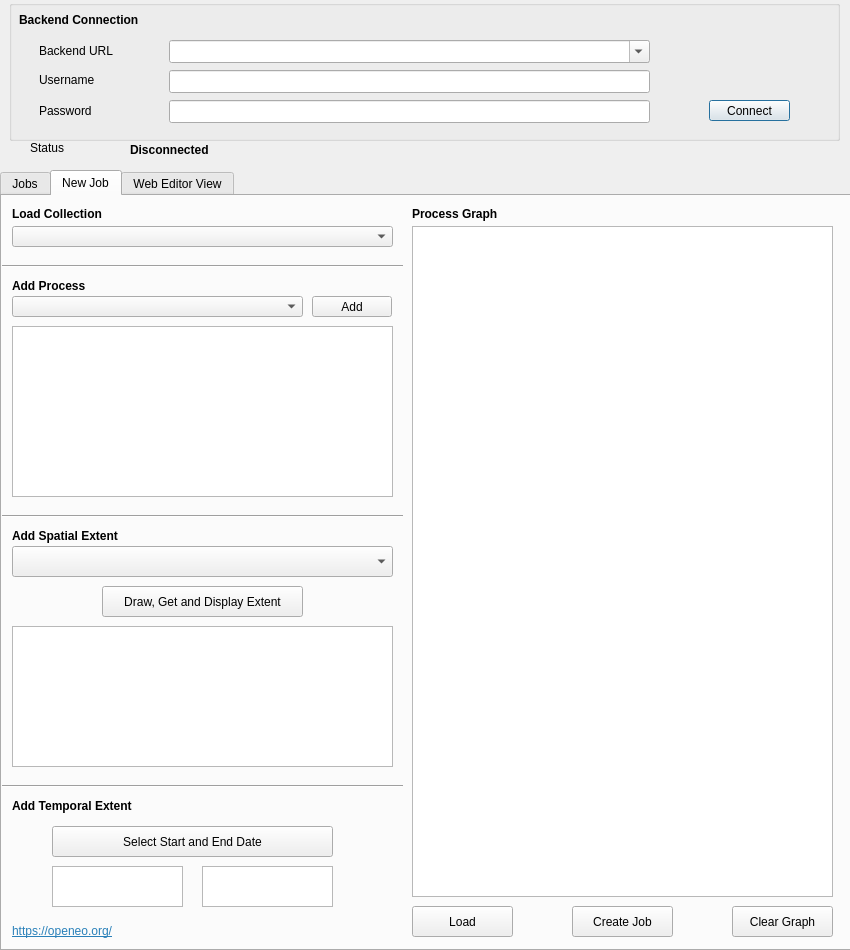
First picture: the form in openeo_connector_dialog_base.ui, repository Open-EO/openeo-qgis-plugin, before the edit.
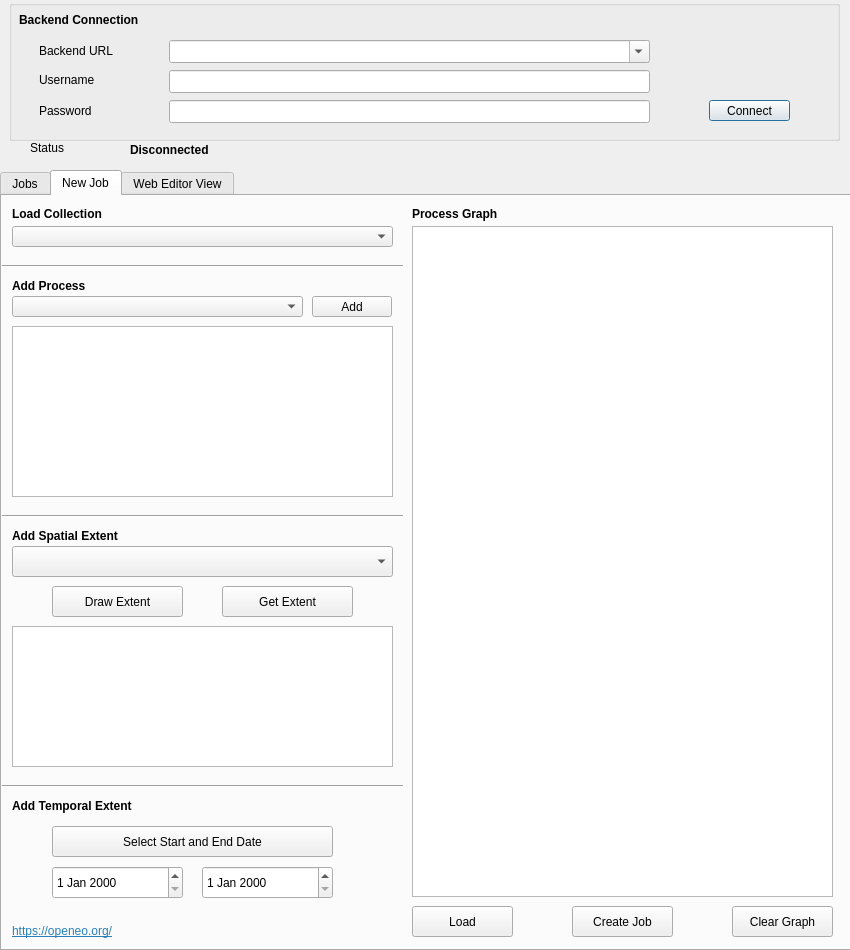
Second picture: the form after the edit. The open tabs and pages were chosen to show the change. Icons and pictures are not drawn.

```diff
--- a/openeo_connector_dialog_base.ui
+++ b/openeo_connector_dialog_base.ui
@@ -437,14 +437,14 @@
     <widget class="QPushButton" name="DrawButton">
      <property name="geometry">
       <rect>
-       <x>100</x>
+       <x>50</x>
        <y>390</y>
-       <width>201</width>
+       <width>131</width>
        <height>31</height>
       </rect>
      </property>
      <property name="text">
-      <string>Draw, Get and Display Extent</string>
+      <string>Draw Extent</string>
      </property>
     </widget>
     <widget class="QPushButton" name="selectDate">
@@ -499,23 +499,36 @@
       </rect>
      </property>
     </widget>
-    <widget class="QTextEdit" name="processgraphStartDate">
+    <widget class="QPushButton" name="GetButton">
+     <property name="geometry">
+      <rect>
+       <x>220</x>
+       <y>390</y>
+       <width>131</width>
+       <height>31</height>
+      </rect>
+     </property>
+     <property name="text">
+      <string>Get Extent</string>
+     </property>
+    </widget>
+    <widget class="QDateEdit" name="StartDateEdit">
      <property name="geometry">
       <rect>
        <x>50</x>
        <y>670</y>
        <width>131</width>
-       <height>41</height>
+       <height>33</height>
       </rect>
      </property>
     </widget>
-    <widget class="QTextEdit" name="processgraphEndDate">
+    <widget class="QDateEdit" name="EndDateEdit">
      <property name="geometry">
       <rect>
        <x>200</x>
        <y>670</y>
        <width>131</width>
-       <height>41</height>
+       <height>33</height>
       </rect>
      </property>
     </widget>
```
Left out of the diff: 7 changed lines with no effect on the pictures.
